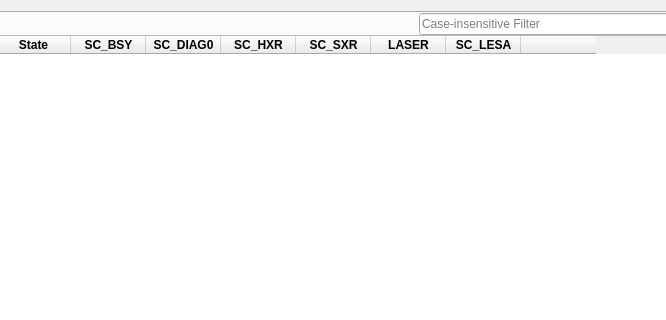
Old version of the form mps_gui_main.ui in the repository zdomke/sc_mps_gui; both pictures show x 93 to 759 and y 0 to 320 of the 1024 by 700 pixel window.
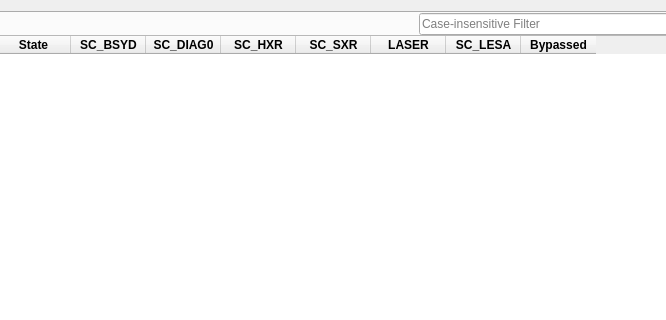
New version of the form. The open tabs and pages were chosen to show the change. Custom widgets are drawn as their Qt base class.

Patch:
```diff
--- a/mps_gui_main.ui
+++ b/mps_gui_main.ui
@@ -425,7 +425,7 @@
         <number>0</number>
        </property>
        <item>
-        <layout class="QVBoxLayout" name="logic_layout">
+        <layout class="QVBoxLayout" name="logic_layout" stretch="0,3">
          <item>
           <layout class="QHBoxLayout" name="filter_layout">
            <item>
@@ -492,7 +492,7 @@
            </column>
            <column>
             <property name="text">
-             <string>SC_BSY</string>
+             <string>SC_BSYD</string>
             </property>
            </column>
            <column>
@@ -522,7 +522,7 @@
            </column>
            <column>
             <property name="text">
-             <string/>
+             <string>Bypassed</string>
             </property>
            </column>
           </widget>
```
Left out of the diff: 21 changed lines with no effect on the pictures.
